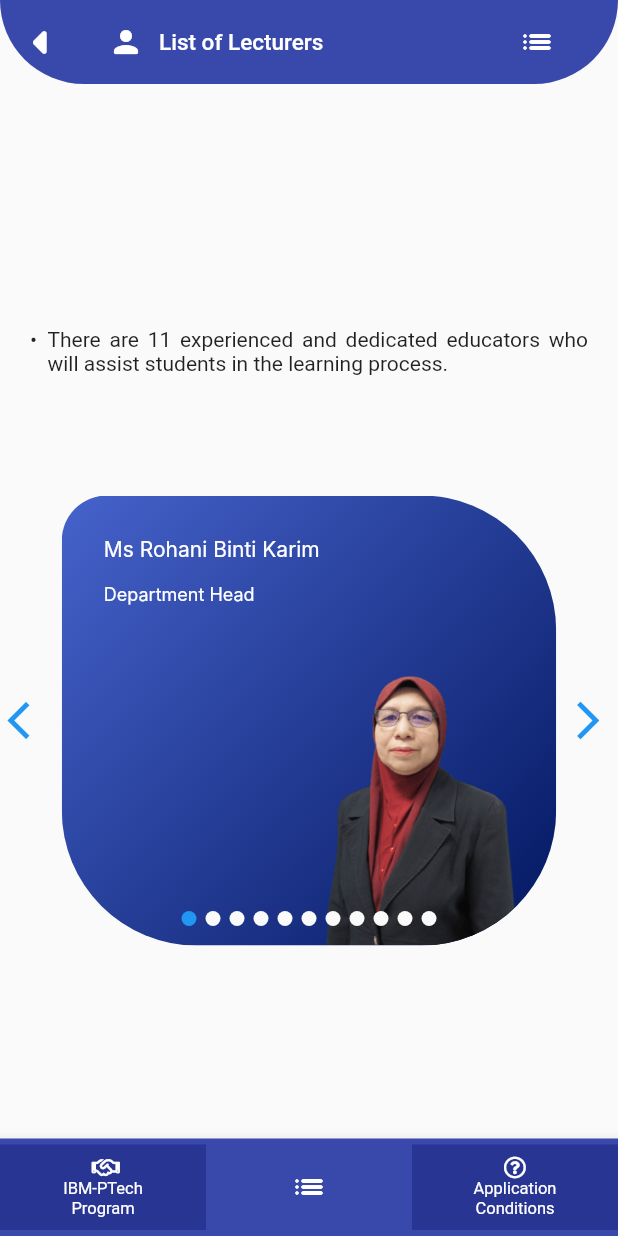
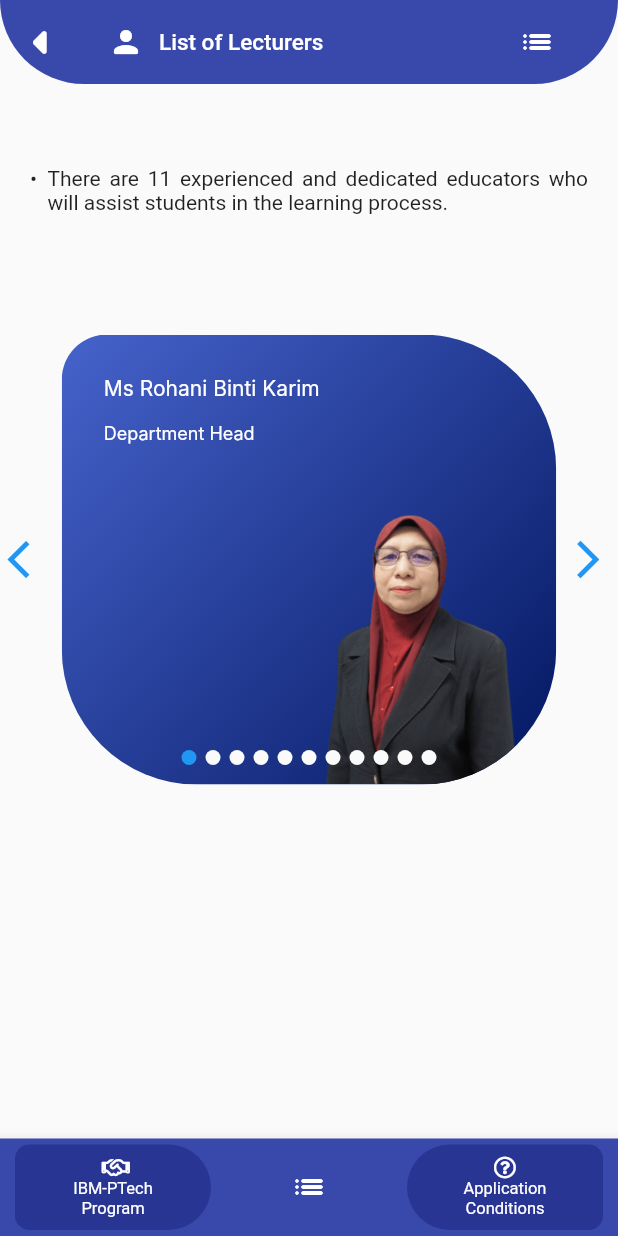
Before and after one commit to aliffirfan4523/iskoutreach, a Flutter app: the SenaraiPensyarah screen opened directly, on a phone screen of 412 x 824 dp. Run offline on Flutter 3.47's test engine with Material 2 defaults, Android fonts, the phone set to English and light mode, and no system bars; drawn by our look-alikes of auto_size_text, card_swiper; our stand-ins replace animated_splash_screen, animated_text_kit, carousel_slider, easy_localization, flutter_markdown, fluttericon and 8 more; missing offline and left inert: adaptive_action_sheet, easy_localization_loader, feature_discovery, horizontal_card_pager; accounts and stored records are empty; Roboto replaces fonts that are missing (Inter).

Commit message:
--few changes on pages

```diff
--- a/lib/main.dart
+++ b/lib/main.dart
@@ -51,7 +51,7 @@ class IskApp extends StatelessWidget {
       localizationsDelegates: context.localizationDelegates,
       supportedLocales: context.supportedLocales,
       locale: context.locale,
-      home: FeatureDiscovery(child: HomePage()),
+      home: SplashScreen(),
       routes: {
         '/HomePage': (context) => HomePage(),
         '/SplashScreenAnimation': (context) => SplashScreenAnimation(),
--- a/lib/src/view/Pengenalan/pengenalan_view.dart
+++ b/lib/src/view/Pengenalan/pengenalan_view.dart
@@ -49,7 +49,7 @@ class Pengenalan extends StatelessWidget {
           children: <Widget>[
             //penerangan program
             SizedBox(
-              height: 30,
+              height: 40,
             ),
             Align(
               alignment: Alignment.centerLeft,
--- a/lib/src/view/Pengiktirafan/pengiktirafan_view.dart
+++ b/lib/src/view/Pengiktirafan/pengiktirafan_view.dart
@@ -38,7 +38,7 @@ class _PengiktirafanState extends State<Pengiktirafan> {
           child: Column(
             children: [
               const SizedBox(
-                height: 70,
+                height: 20,
               ),
               UnorderedListItem(
                 bottom: 15,
--- a/lib/src/view/Program IBM/kerjasama_ibm_view.dart
+++ b/lib/src/view/Program IBM/kerjasama_ibm_view.dart
@@ -36,7 +36,7 @@ class KerjasamaIBM extends StatelessWidget {
             // ignore: prefer_const_literals_to_create_immutables
             children: <Widget>[
               const SizedBox(
-                height: 40,
+                height: 50,
               ),
               Align(
                 alignment: Alignment.center,
--- a/lib/src/view/Senarai Pensyarah/senarai_pensyarah.dart
+++ b/lib/src/view/Senarai Pensyarah/senarai_pensyarah.dart
@@ -22,7 +22,8 @@ class _SenaraiPensyarahState extends State<SenaraiPensyarah> {
     final _controller = ScrollController();
     final GlobalKey<ScaffoldState> _scaffoldKey = GlobalKey<ScaffoldState>();
 
-    return Scaffold(
+    return SafeArea(
+      child: Scaffold(
         key: _scaffoldKey,
         endDrawer: sideDrawer(isEndDrawer: true),
         appBar: CustomAppBar(
@@ -35,20 +36,15 @@ class _SenaraiPensyarahState extends State<SenaraiPensyarah> {
         ),
         body: Column(
           children: [
-          SizedBox(
-            height: MediaQuery.of(context).size.height / 6,
-          ),
+            SizedBox(height: 30,),
             UnorderedListItem(
               bottom: 20,
               left: 20,
               right: 20,
-            text:
-              tr("senarai_pensyarah.senarai_pensyarah_description"),
+              text: tr("senarai_pensyarah.senarai_pensyarah_description"),
               top: 25,
             ),
-          SizedBox(
-            height: 60,
-          ),
+            SizedBox( height: 60 ),
             SizedBox(
               height: 300,
               child: Swiper(
@@ -73,6 +69,7 @@ class _SenaraiPensyarahState extends State<SenaraiPensyarah> {
             ),
           ],
         ),
+      ),
     );
   }
 }
--- a/lib/src/view/Settings/setting_view.dart
+++ b/lib/src/view/Settings/setting_view.dart
@@ -69,11 +69,11 @@ class _SettingState extends State<Setting> {
 		                if(newValue=="Malay"){
 								    	final newLocale = const Locale('ms', 'MY');
                     Navigator.pop(context);
-                    Get.to(() => LangChangeAnimation(newLocale: newLocale,),transition: Transition.fadeIn);
+                    Get.to(() => LangChangeAnimation(newLocale: newLocale, firstlang: 'Malay', seclang: 'English',),transition: Transition.fadeIn);
 								    } else if(newValue=="English"){
 								    	final _newLocale = const Locale('en', 'US');
                     Navigator.pop(context);
-                    Get.to(() => LangChangeAnimation(newLocale: _newLocale,),transition: Transition.fadeIn);
+                    Get.to(() => LangChangeAnimation(newLocale: _newLocale, firstlang: 'English', seclang: 'Malay',),transition: Transition.fadeIn);
 								    }
 		              },
 		            ),
--- a/lib/src/view/Tempoh Pengajian/tempoh_pengajian.dart
+++ b/lib/src/view/Tempoh Pengajian/tempoh_pengajian.dart
@@ -41,7 +41,7 @@ class TempohPengajian extends StatelessWidget {
               child: Text(
                 tr("tempoh_pengajian.svm.svm_period"),
                 style: TextStyle(fontWeight: FontWeight.bold, fontSize: 16),
-                textAlign: TextAlign.left,
+                textAlign: TextAlign.justify,
               ),
             ),
             const SizedBox(height: 10),
@@ -88,10 +88,10 @@ class TempohPengajian extends StatelessWidget {
               child: Text(
                 tr("tempoh_pengajian.dvm.dvm_period"),
                 style: TextStyle(fontWeight: FontWeight.bold, fontSize: 16),
-                textAlign: TextAlign.left,
+                textAlign: TextAlign.justify,
               ),
             ),
-            const SizedBox(height: 20),
+            const SizedBox(height: 10),
             UnorderedListItem(
               bottom: 5,
               left: 20,
--- a/lib/src/view/widget/custom_appbar.dart
+++ b/lib/src/view/widget/custom_appbar.dart
@@ -24,8 +24,8 @@ class CustomAppBar extends StatelessWidget implements PreferredSizeWidget {
     return AppBar(
       shape: const RoundedRectangleBorder(
         borderRadius: BorderRadius.only(
-          bottomLeft: Radius.circular(60),
-          bottomRight: Radius.circular(60),
+          bottomLeft: Radius.circular(30),
+          bottomRight: Radius.circular(30),
         ),
       ),
       flexibleSpace: Container(
@@ -58,7 +58,8 @@ class CustomAppBar extends StatelessWidget implements PreferredSizeWidget {
       elevation: 0,
       leading: IconButton(
         onPressed: () {
-          Get.off(HomePage(), transition: Transition.cupertino, duration: const Duration(milliseconds: 100));
+          //Get.to(HomePage(), transition: Transition.cupertino, duration: const Duration(milliseconds: 100));
+          Navigator.push(context, MaterialPageRoute(builder: (context) => HomePage()));
         },
         icon: const Icon(
           FontAwesomeIcons.caretLeft,
@@ -66,9 +67,7 @@ class CustomAppBar extends StatelessWidget implements PreferredSizeWidget {
         ),
       ),
       actions: [
-        Hero(
-          tag: heroTag,
-          child: Padding(
+        Padding(
           padding: const EdgeInsets.only(right: 30.0),
           child: Material(
             color: Colors.transparent,
@@ -81,7 +80,6 @@ class CustomAppBar extends StatelessWidget implements PreferredSizeWidget {
             ),
           ),
         ),
-        ),
       ],
     );
   }
--- a/lib/src/view/widget/custom_bottom_bar.dart
+++ b/lib/src/view/widget/custom_bottom_bar.dart
@@ -89,11 +89,27 @@ class BottomBar extends StatelessWidget {
       child: Row(
         mainAxisAlignment: MainAxisAlignment.spaceBetween,
         children: <Widget>[
-          currentPage != 0 ?
+          SizedBox(width: 10,),
+          currentPage > 0 ?
           Expanded(
             flex: 1,
-            child: Container(
-              color: Colors.indigo.shade800, child: buttonList[currentPage-1]
+            child: InkWell(
+              onTap: (){
+                //Get.to(buttonList[currentPage-1].location, transition: Transition.leftToRightWithFade, duration: const Duration(milliseconds: 500));
+               },
+              child: Container(
+                decoration: BoxDecoration(
+                  color: Colors.indigo.shade800,
+                  borderRadius: const BorderRadius.only(
+                  bottomLeft: Radius.circular(20),
+                  bottomRight: Radius.circular(60),
+                  topLeft: Radius.circular(20),
+                  topRight: Radius.circular(60),
+                ),
+                ),
+                //The reason i do this is because i dont want to put another code just to make a fuckin button so imma use same icontextbutton and put ignorepointer to disable the ontap function the i use the inkwell from my bottombar one
+                child: IgnorePointer(ignoring: false,child: buttonList[currentPage-1])
+              ),
             )
           )
           : Expanded(flex: 1,child: Container()),
@@ -110,9 +126,30 @@ class BottomBar extends StatelessWidget {
                 ),
               ),
           ),
-          currentPage != 8 ?
-          Expanded(flex: 1,child: Container(color: Colors.indigo.shade800, child: buttonList[currentPage+1]))
-          : Expanded(flex: 1,child: Container())
+          currentPage < 8 ?
+          Expanded(
+            flex: 1,
+            child: InkWell(
+            onTap: (){
+              //Get.to(buttonList[currentPage+1].location, transition: Transition.rightToLeftWithFade, duration: const Duration(milliseconds: 500));
+             },
+            child: Container(
+              decoration: BoxDecoration(
+                borderRadius: const BorderRadius.only(
+                  bottomLeft: Radius.circular(60),
+                  bottomRight: Radius.circular(20),
+                  topLeft: Radius.circular(60),
+                  topRight: Radius.circular(20),
+                ),
+                color: Colors.indigo.shade800,
+              ),
+              //The reason i do this is because i dont want to put another code just to make a fuckin button so imma use same icontextbutton and put ignorepointer to disable the ontap function the i use the inkwell from my bottombar one
+              child: IgnorePointer(ignoring: false,child: buttonList[currentPage+1])
+              ),
+            )
+          )
+          : Expanded(flex: 1,child: Container()),
+          SizedBox(width: 10,)
         ],
       ),
     );
--- a/lib/src/view/widget/introduction_Screen.dart
+++ b/lib/src/view/widget/introduction_Screen.dart
@@ -1,3 +1,4 @@
+import 'package:easy_localization/easy_localization.dart';
 import 'package:flutter/material.dart';
 import 'package:get/get.dart';
 import 'package:introduction_screen/introduction_screen.dart';
@@ -48,7 +49,7 @@ class IntroScreen extends StatelessWidget {
         pages: [
           PageViewModel(
             //! The title/body can either be strings or widgets.
-            titleWidget: Text("kAppIcon"),
+            titleWidget: Text(tr("welcome-mainpage"),),
             body: 'Welcome to the Flutter Catalog app!',
           ),
           PageViewModel(
--- a/lib/src/view/widget/menu_button.dart
+++ b/lib/src/view/widget/menu_button.dart
@@ -161,7 +161,7 @@ class IconTextButton extends StatelessWidget {
   Widget build(BuildContext context) {
     return InkWell(
       onTap: () {
-        Get.off(location, transition: Transition.cupertino, duration: const Duration(milliseconds: 500));
+        Get.to(location, transition: Transition.fadeIn, duration: const Duration(milliseconds: 500));
 
       },
       child: Padding(
--- a/lib/src/view/widget/side_drawer.dart
+++ b/lib/src/view/widget/side_drawer.dart
@@ -2,6 +2,8 @@ import 'package:easy_localization/easy_localization.dart';
 import 'package:flutter/material.dart';
 import 'package:fluttericon/font_awesome5_icons.dart';
 import 'package:font_awesome_flutter/font_awesome_flutter.dart';
+import 'package:get/get.dart';
+import 'package:get/get_core/src/get_main.dart';
 import 'package:iskoutreach/src/view/Settings/setting_view.dart';
 
 import '../Aktiviti Pelajar/aktiviti_pelajar_view.dart';
@@ -84,8 +86,9 @@ Padding sideDrawer({bool isEndDrawer = false}){
         topRight: isEndDrawer ? Radius.circular(0) : Radius.circular(25),
       ),
       child: Drawer(
+        width: 250,
         child: ListView.builder(
-          itemCount: buttonList.length + 1,
+          itemCount: buttonList.length + 2,
           itemBuilder: (BuildContext context, int index) {
             if (index == 0) {
               // Drawer header
@@ -114,7 +117,7 @@ Padding sideDrawer({bool isEndDrawer = false}){
                   ),
                 ),
               );
-              } else {
+            } else if(index<11){
               // Drawer button
               final button = buttonList[index - 1];
               return Column(
@@ -125,11 +128,19 @@ Padding sideDrawer({bool isEndDrawer = false}){
                     onTap: () {
                       // Navigate to the corresponding screen when button is tapped
                       Navigator.pop(context);
-                      Navigator.push(context, MaterialPageRoute(builder: (context) => button.location));
+                      Get.off(button.location, transition: Transition.cupertino, duration: const Duration(milliseconds: 100));
+                      //Navigator.push(context, MaterialPageRoute(builder: (context) => button.location));
                     },
                   ),
                   Divider()
                 ],
+              );
+            } else{
+              return Padding(
+                padding: const EdgeInsets.only(top:30.0),
+                child: Center(
+                  child: Text("ISK Outreach x ISK Company v1.0", style: TextStyle(fontSize: 10),),
+                ),
               );
             }
           },
```
Also changed, not shown: lib/src/view/Aktiviti Pelajar/aktiviti_pelajar_image.dart (+5 -3 lines), lib/src/view/Animation/lang_change_animation.dart (+22 -6 lines), lib/src/view/Homepage/home_page.dart (+3 -9 lines), lib/src/view/Senarai Kursus Ditawarkan/senarai_kursus_view.dart (+10 -4 lines), lib/src/view/Syarat Permohonan/syarat_permohonan_view.dart (+19 -24 lines), lib/src/view/widget/Unordered_List.dart (+6 -6 lines), lib/src/view/widget/side_nav_bar.dart (deleted, +0 -17 lines), 1 other file. Lines whose indentation alone changed are shown as unchanged.
